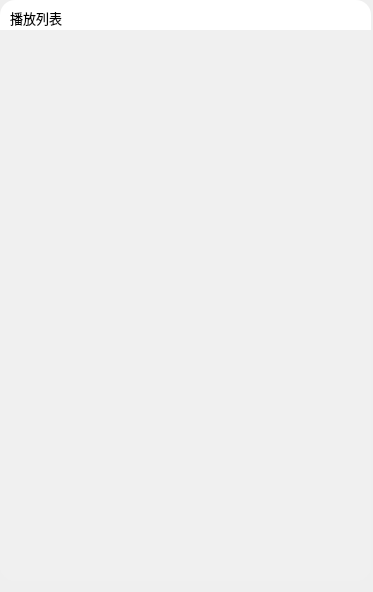
Qt form MusicPlayer/playlist.ui (wang-ruohan-666/ClassTools) before a commit.
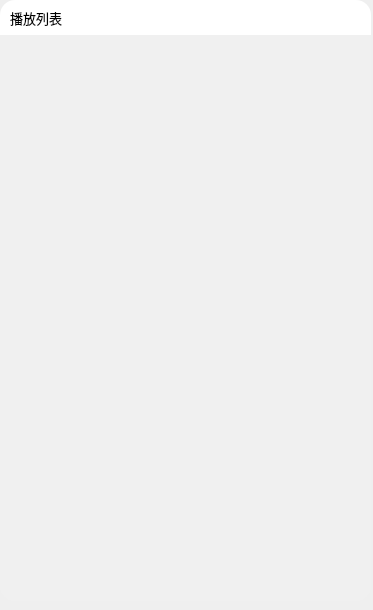
The same form after that commit.

Commit message: 增加搜索歌曲UI 修复播放列表是否指定按钮显示问题

```diff
--- a/MusicPlayer/playlist.ui
+++ b/MusicPlayer/playlist.ui
@@ -7,7 +7,7 @@
     <x>0</x>
     <y>0</y>
     <width>373</width>
-    <height>592</height>
+    <height>610</height>
    </rect>
   </property>
   <property name="windowTitle">
@@ -19,7 +19,7 @@
      <x>0</x>
      <y>0</y>
      <width>371</width>
-     <height>30</height>
+     <height>35</height>
     </rect>
    </property>
    <property name="styleSheet">
@@ -59,7 +59,7 @@
     <property name="geometry">
      <rect>
       <x>320</x>
-      <y>0</y>
+      <y>3</y>
       <width>30</width>
       <height>30</height>
      </rect>
@@ -86,7 +86,7 @@
      <x>0</x>
      <y>30</y>
      <width>371</width>
-     <height>551</height>
+     <height>571</height>
     </rect>
    </property>
    <property name="styleSheet">
@@ -106,6 +106,8 @@
    </property>
    <layout class="QVBoxLayout" name="verticalLayout"/>
   </widget>
+  <zorder>root</zorder>
+  <zorder>titlebar</zorder>
  </widget>
  <resources/>
  <connections/>
```
The commit also changes 7 other files.
